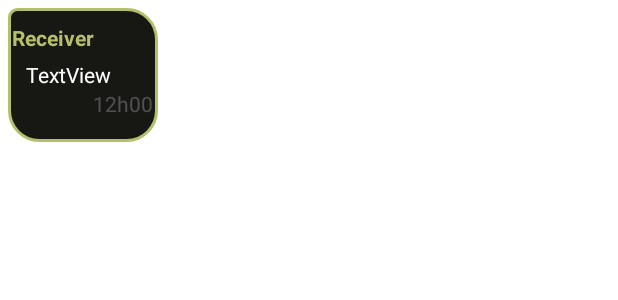
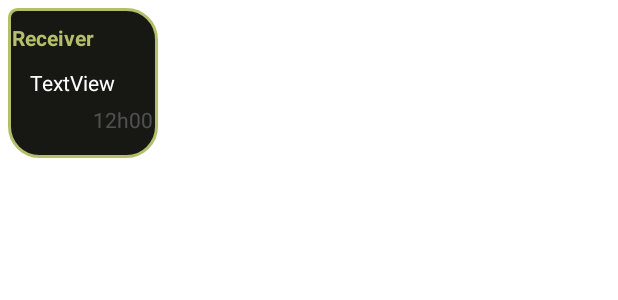
Before and after one commit to Juniorreox/Disquette, an Android app: the layout receiver_message.xml on its own in the app's theme, with its tools: preview values and no code run, on a phone screen of 412 x 824 dp. Shown: the top 300 px of the screen. Run offline under Robolectric (Android 15) with nearby library versions, the phone set to English and light mode, and no system bars; Roboto replaces fonts that are not available here.

Commit message:
third commit

```diff
--- a/app/src/main/java/fr/juniorreox/disquette/adapter/ChatAdapter.kt
+++ b/app/src/main/java/fr/juniorreox/disquette/adapter/ChatAdapter.kt
@@ -47,11 +47,13 @@ class chatAdapter(
         private var messageText: TextView = view.findViewById(R.id.content_message_r)
         //private var userText: TextView = view.txtOtherUser
         private var timeText: TextView = view.findViewById(R.id.time_message_r)
+        private var sender: TextView = view.findViewById(R.id.sendername)
 
         override fun bind(message: messageModele) {
             messageText.text = message.message
             //userText.text = message.uId
             timeText.text = message.time?.let { DateUtils.fromMillisToTimeString(it) }
+            sender.text = message.sender
         }
     }
 
--- a/app/src/main/java/fr/juniorreox/disquette/modele/DateUtils.kt
+++ b/app/src/main/java/fr/juniorreox/disquette/modele/DateUtils.kt
@@ -5,7 +5,7 @@ import java.util.*
 
 object DateUtils {
     fun fromMillisToTimeString(millis: Long) : String {
-        val format = SimpleDateFormat("hh:mm a", Locale.getDefault())
+        val format = SimpleDateFormat("HH:mm", Locale.FRANCE)
         return format.format(millis)
     }
 }
--- a/app/src/main/java/fr/juniorreox/disquette/modele/MessageModele.kt
+++ b/app/src/main/java/fr/juniorreox/disquette/modele/MessageModele.kt
@@ -3,5 +3,6 @@ package fr.juniorreox.disquette.modele
 class messageModele(
     var uId: String = "message 0",
     var message: String = "Test",
-    var time: Long? =null
+    var time: Long? =null,
+    val sender: String? = "toto"
 )
--- a/app/src/main/java/fr/juniorreox/disquette/repository/DisqueRepository.kt
+++ b/app/src/main/java/fr/juniorreox/disquette/repository/DisqueRepository.kt
@@ -68,6 +68,9 @@ class disqueRepository {
 
         //l'identifiant du derniere element de la liste de disque utilisateur
         var lastElement: Int = 0
+
+        //Le nom d'utilisateur
+        lateinit var thisUser :userModele
     }
 
 
@@ -176,6 +179,8 @@ class disqueRepository {
             }
         })
     }
+
+
     //incremente le nombre de disque sur la base de donnee
     private fun incDiscNumber() {
         discNumber()
--- a/app/src/main/res/layout/receiver_message.xml
+++ b/app/src/main/res/layout/receiver_message.xml
@@ -18,7 +18,7 @@
     >
 
     <TextView
-        android:id="@+id/receivername"
+        android:id="@+id/sendername"
         android:layout_width="wrap_content"
         android:layout_height="wrap_content"
         android:layout_marginTop="10dp"
@@ -51,11 +51,12 @@
         android:maxWidth="270dp"
         android:minWidth="50dp"
         android:text="TextView"
+        android:padding="5dp"
         android:textColor="@color/white"
         app:layout_constraintBottom_toTopOf="@+id/time_message_r"
         app:layout_constraintEnd_toEndOf="parent"
         app:layout_constraintHorizontal_bias="0.281"
         app:layout_constraintStart_toStartOf="parent"
-        app:layout_constraintTop_toBottomOf="@+id/receivername"
+        app:layout_constraintTop_toBottomOf="@+id/sendername"
         app:layout_constraintVertical_bias="0.334" />
 </androidx.constraintlayout.widget.ConstraintLayout>
--- a/app/src/main/res/layout/sender_message.xml
+++ b/app/src/main/res/layout/sender_message.xml
@@ -43,6 +43,7 @@
             android:maxWidth="270dp"
             android:minWidth="50dp"
             android:text="TextView"
+            android:padding="5dp"
             android:textColor="@color/white"
             app:layout_constraintBottom_toTopOf="@+id/time_message_s"
             app:layout_constraintEnd_toEndOf="parent"
```
Also changed, not shown: app/src/main/java/fr/juniorreox/disquette/fragments/Chat.kt (+22 -1 lines), app/src/main/res/layout/fragment_chat.xml (+4 -3 lines).
